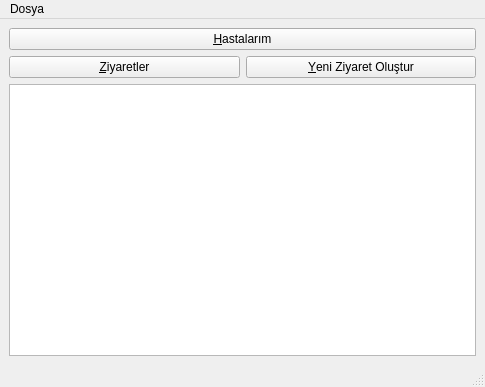
Before: the Qt Designer form ui/doktorarayuzu.ui in melihkayaduvar/saglikocagi, drawn with Qt 5.
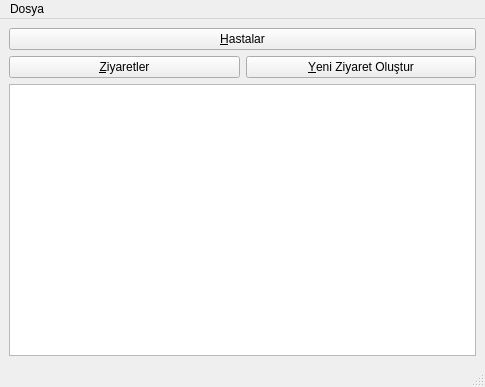
After: the same form once the commit is applied.

```diff
--- a/ui/doktorarayuzu.ui
+++ b/ui/doktorarayuzu.ui
@@ -34,7 +34,7 @@
       <item row="0" column="0" colspan="2">
        <widget class="QPushButton" name="btnHastalar">
         <property name="text">
-         <string>&amp;Hastalarım</string>
+         <string>&amp;Hastalar</string>
         </property>
        </widget>
       </item>
```
